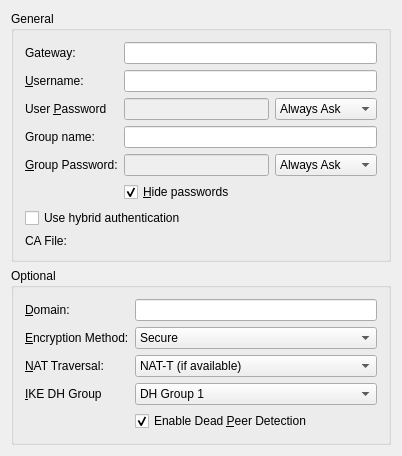
Qt form vpnplugins/vpnc/vpncprop.ui (KDE/networkmanagement) before a commit.
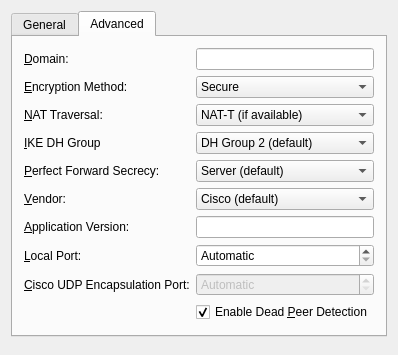
The same form after that commit. The open tabs and pages were chosen to show the change. Custom widgets are drawn as their Qt base class.

Commit message: Add support for all the options the NM vpnc plugin has

```diff
--- a/vpnplugins/vpnc/vpncprop.ui
+++ b/vpnplugins/vpnc/vpncprop.ui
@@ -6,8 +6,8 @@
    <rect>
     <x>0</x>
     <y>0</y>
-    <width>402</width>
-    <height>421</height>
+    <width>398</width>
+    <height>355</height>
    </rect>
   </property>
   <property name="windowTitle">
@@ -15,10 +15,14 @@
   </property>
   <layout class="QVBoxLayout" name="verticalLayout">
    <item>
-    <widget class="QGroupBox" name="groupBox">
-     <property name="title">
+    <widget class="KTabWidget" name="ktabwidget">
+     <property name="currentIndex">
+      <number>0</number>
+     </property>
+     <widget class="QWidget" name="tab">
+      <attribute name="title">
       <string>General</string>
-     </property>
+      </attribute>
      <layout class="QFormLayout" name="formLayout">
       <item row="0" column="0">
        <widget class="QLabel" name="textLabel3">
@@ -153,48 +157,17 @@
         </property>
        </widget>
       </item>
-      <item row="3" column="0">
-       <widget class="QLabel" name="labelGroup">
-        <property name="text">
-         <string>Group name:</string>
-        </property>
-        <property name="wordWrap">
-         <bool>false</bool>
-        </property>
-        <property name="buddy">
-         <cstring>leGroupName</cstring>
-        </property>
-       </widget>
-      </item>
-      <item row="1" column="0">
-       <widget class="QLabel" name="label_5">
-        <property name="text">
-         <string>&amp;Username:</string>
-        </property>
-        <property name="buddy">
-         <cstring>leUserName</cstring>
-        </property>
-       </widget>
-      </item>
-      <item row="3" column="1">
-       <widget class="KLineEdit" name="leGroupName"/>
-      </item>
-      <item row="1" column="1">
-       <widget class="KLineEdit" name="leUserName"/>
-      </item>
-     </layout>
-    </widget>
-   </item>
-   <item>
-    <widget class="QGroupBox" name="groupBox_2">
-     <property name="title">
-      <string>Optional</string>
-     </property>
+      </layout>
+     </widget>
+     <widget class="QWidget" name="tab_2">
+      <attribute name="title">
+       <string>Advanced</string>
+      </attribute>
      <layout class="QFormLayout" name="formLayout_2">
       <property name="fieldGrowthPolicy">
        <enum>QFormLayout::ExpandingFieldsGrow</enum>
       </property>
-      <item row="1" column="0">
+       <item row="0" column="0">
        <widget class="QLabel" name="label_6">
         <property name="text">
          <string>&amp;Domain:</string>
@@ -204,10 +177,10 @@
         </property>
        </widget>
       </item>
-      <item row="1" column="1">
+       <item row="0" column="1">
        <widget class="KLineEdit" name="leDomain"/>
       </item>
-      <item row="2" column="0">
+       <item row="1" column="0">
        <widget class="QLabel" name="label_7">
         <property name="text">
          <string>&amp;Encryption Method:</string>
@@ -217,7 +190,7 @@
         </property>
        </widget>
       </item>
-      <item row="2" column="1">
+       <item row="1" column="1">
        <widget class="QComboBox" name="cboEncryptionMethod">
         <property name="sizePolicy">
          <sizepolicy hsizetype="Expanding" vsizetype="Fixed">
@@ -242,7 +215,7 @@
         </item>
        </widget>
       </item>
-      <item row="3" column="0">
+       <item row="2" column="0">
        <widget class="QLabel" name="label_8">
         <property name="text">
          <string>&amp;NAT Traversal:</string>
@@ -252,7 +225,7 @@
         </property>
        </widget>
       </item>
-      <item row="3" column="1">
+       <item row="2" column="1">
        <widget class="QComboBox" name="cboNatTraversal">
         <property name="sizePolicy">
          <sizepolicy hsizetype="Expanding" vsizetype="Fixed">
@@ -282,7 +255,7 @@
         </item>
        </widget>
       </item>
-      <item row="4" column="0">
+       <item row="3" column="0">
        <widget class="QLabel" name="label_9">
         <property name="text">
          <string>&amp;IKE DH Group</string>
@@ -292,7 +265,7 @@
         </property>
        </widget>
       </item>
-      <item row="4" column="1">
+       <item row="3" column="1">
        <widget class="QComboBox" name="cboDHGroup">
         <property name="sizePolicy">
          <sizepolicy hsizetype="Expanding" vsizetype="Fixed">
@@ -300,6 +273,9 @@
           <verstretch>0</verstretch>
          </sizepolicy>
         </property>
+         <property name="currentIndex">
+          <number>1</number>
+         </property>
         <item>
          <property name="text">
           <string>DH Group 1</string>
@@ -317,7 +293,98 @@
         </item>
        </widget>
       </item>
+       <item row="4" column="0">
+        <widget class="QLabel" name="label_11">
+         <property name="text">
+          <string>&amp;Perfect Forward Secrecy:</string>
+         </property>
+         <property name="buddy">
+          <cstring>cboPerfectForwardSecrecy</cstring>
+         </property>
+        </widget>
+       </item>
+       <item row="4" column="1">
+        <widget class="KComboBox" name="cboPerfectForwardSecrecy">
+         <property name="sizePolicy">
+          <sizepolicy hsizetype="Expanding" vsizetype="Fixed">
+           <horstretch>0</horstretch>
+           <verstretch>0</verstretch>
+          </sizepolicy>
+         </property>
+         <property name="currentIndex">
+          <number>1</number>
+         </property>
+         <item>
+          <property name="text">
+           <string>No PFS</string>
+          </property>
+         </item>
+         <item>
+          <property name="text">
+           <string>Server (default)</string>
+          </property>
+         </item>
+         <item>
+          <property name="text">
+           <string>DH Group 1</string>
+          </property>
+         </item>
+         <item>
+          <property name="text">
+           <string>DH Group 2</string>
+          </property>
+         </item>
+         <item>
+          <property name="text">
+           <string>DH Group 5</string>
+          </property>
+         </item>
+        </widget>
+       </item>
+       <item row="5" column="0">
+        <widget class="QLabel" name="label_4">
+         <property name="text">
+          <string>&amp;Vendor:</string>
+         </property>
+         <property name="buddy">
+          <cstring>cboVendor</cstring>
+         </property>
+        </widget>
+       </item>
       <item row="5" column="1">
+        <widget class="KComboBox" name="cboVendor">
+         <property name="sizePolicy">
+          <sizepolicy hsizetype="Expanding" vsizetype="Fixed">
+           <horstretch>0</horstretch>
+           <verstretch>0</verstretch>
+          </sizepolicy>
+         </property>
+         <item>
+          <property name="text">
+           <string>Cisco (default)</string>
+          </property>
+         </item>
+         <item>
+          <property name="text">
+           <string>Netscreen</string>
+          </property>
+         </item>
+        </widget>
+       </item>
+       <item row="6" column="0">
+        <widget class="QLabel" name="label_10">
+         <property name="text">
+          <string>&amp;Application Version:</string>
+         </property>
+         <property name="buddy">
+          <cstring>leApplicationVersion</cstring>
+         </property>
+        </widget>
+       </item>
+       <item row="6" column="1">
+        <widget class="KLineEdit" name="leApplicationVersion"/>
+       </item>
+       <item row="9" column="1">
        <widget class="QCheckBox" name="chkDeadPeerDetection">
         <property name="text">
          <string>Enable Dead &amp;Peer Detection</string>
@@ -327,7 +394,69 @@
         </property>
        </widget>
       </item>
-     </layout>
+       <item row="7" column="0">
+        <widget class="QLabel" name="label_12">
+         <property name="text">
+          <string>&amp;Local Port:</string>
+         </property>
+         <property name="buddy">
+          <cstring>spbLocalPort</cstring>
+         </property>
+        </widget>
+       </item>
+       <item row="7" column="1">
+        <widget class="KIntSpinBox" name="spbLocalPort">
+         <property name="sizePolicy">
+          <sizepolicy hsizetype="Expanding" vsizetype="Fixed">
+           <horstretch>0</horstretch>
+           <verstretch>0</verstretch>
+          </sizepolicy>
+         </property>
+         <property name="specialValueText">
+          <string>Automatic</string>
+         </property>
+         <property name="accelerated">
+          <bool>true</bool>
+         </property>
+         <property name="maximum">
+          <number>65535</number>
+         </property>
+        </widget>
+       </item>
+       <item row="8" column="1">
+        <widget class="KIntSpinBox" name="spbCiscoUdpEncPort">
+         <property name="enabled">
+          <bool>false</bool>
+         </property>
+         <property name="sizePolicy">
+          <sizepolicy hsizetype="Expanding" vsizetype="Fixed">
+           <horstretch>0</horstretch>
+           <verstretch>0</verstretch>
+          </sizepolicy>
+         </property>
+         <property name="specialValueText">
+          <string>Automatic</string>
+         </property>
+         <property name="accelerated">
+          <bool>true</bool>
+         </property>
+         <property name="maximum">
+          <number>65535</number>
+         </property>
+        </widget>
+       </item>
+       <item row="8" column="0">
+        <widget class="QLabel" name="label_13">
+         <property name="text">
+          <string>&amp;Cisco UDP Encapsulation Port:</string>
+         </property>
+         <property name="buddy">
+          <cstring>spbCiscoUdpEncPort</cstring>
+         </property>
+        </widget>
+       </item>
+      </layout>
+     </widget>
     </widget>
    </item>
    <item>
@@ -347,6 +476,11 @@
  </widget>
  <layoutdefault spacing="6" margin="11"/>
  <customwidgets>
+  <customwidget>
+   <class>KIntSpinBox</class>
+   <extends>QSpinBox</extends>
+   <header>knuminput.h</header>
+  </customwidget>
   <customwidget>
    <class>KUrlRequester</class>
    <extends>QFrame</extends>
@@ -357,6 +491,17 @@
    <extends>QLineEdit</extends>
    <header>klineedit.h</header>
   </customwidget>
+  <customwidget>
+   <class>KComboBox</class>
+   <extends>QComboBox</extends>
+   <header>kcombobox.h</header>
+  </customwidget>
+  <customwidget>
+   <class>KTabWidget</class>
+   <extends>QTabWidget</extends>
+   <header>ktabwidget.h</header>
+   <container>1</container>
+  </customwidget>
  </customwidgets>
  <tabstops>
   <tabstop>leGateway</tabstop>
```
Left out of the diff: 77 changed lines with no effect on the pictures. Lines whose indentation alone changed are shown as unchanged. The commit also changes 2 other files.
